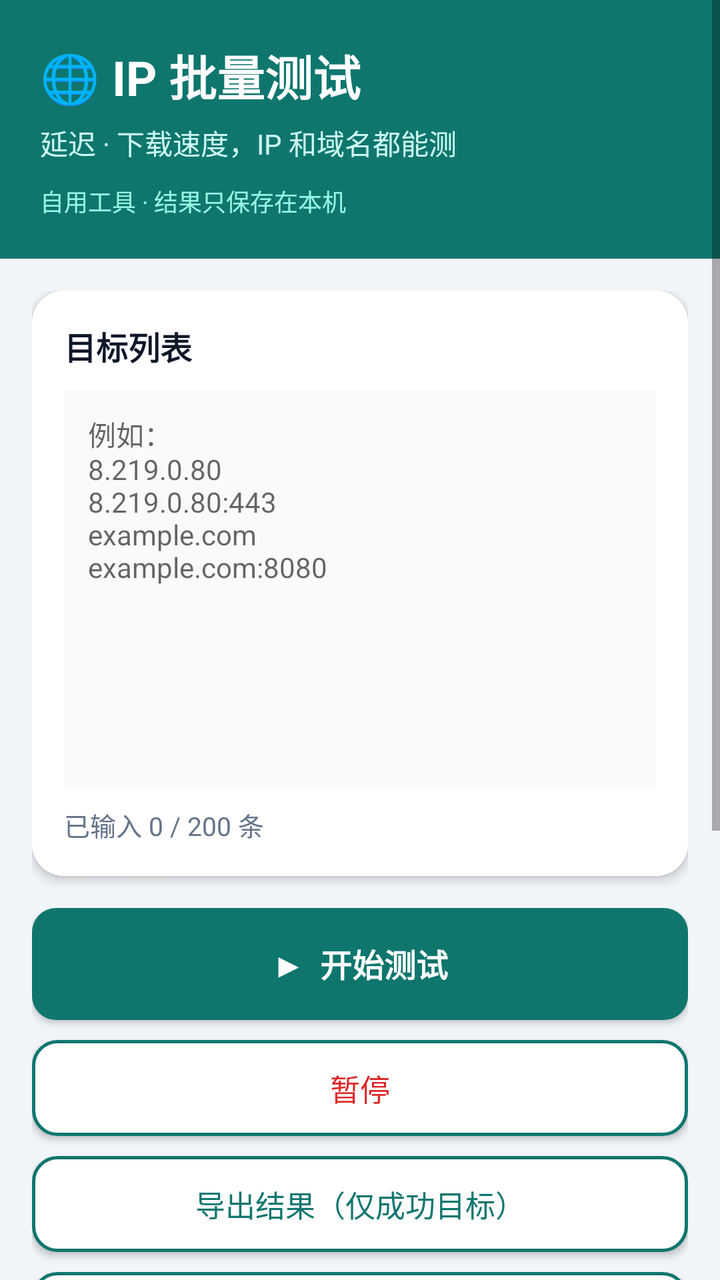
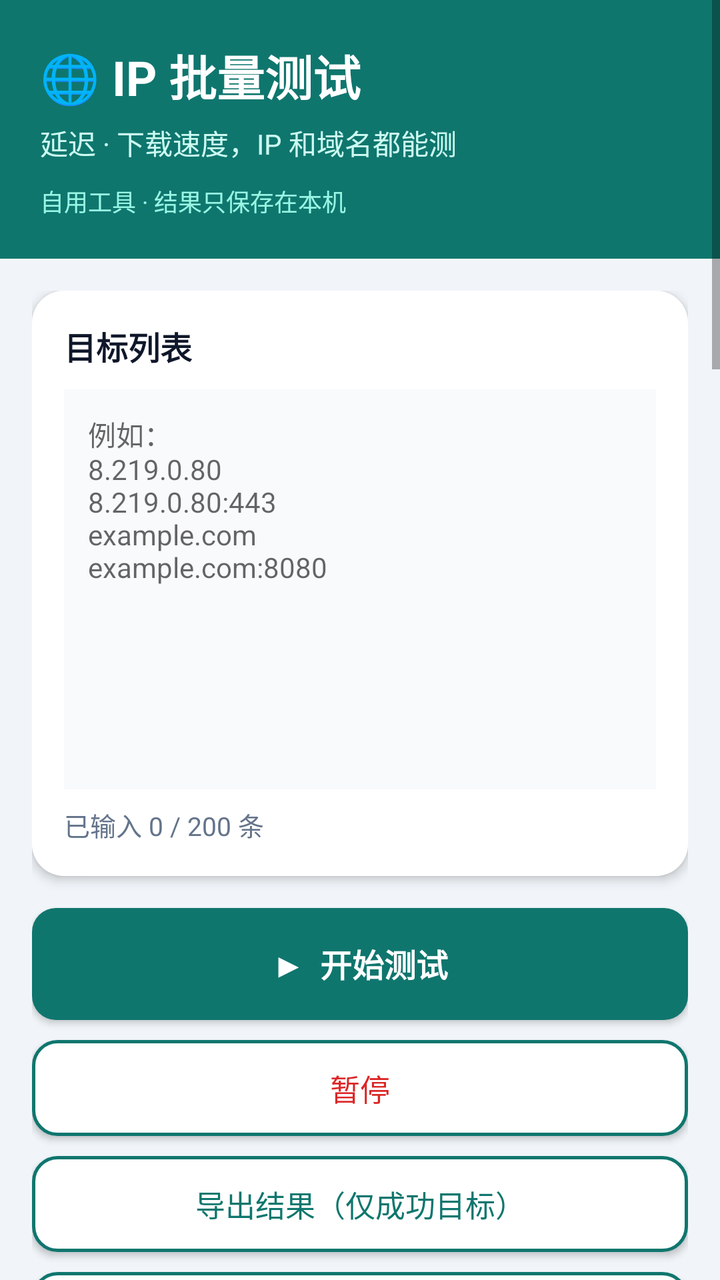

The first picture is an Android layout as it rendered before a commit; the second is the same layout after the commit. The layout source and the unified diff follow.
<!-- AndroidManifest.xml: application theme Theme.AppCompat.Light -->
<!-- res/layout/activity_main.xml -->
<?xml version="1.0" encoding="utf-8"?>
<ScrollView xmlns:android="http://schemas.android.com/apk/res/android"
    android:layout_width="match_parent" android:layout_height="match_parent"
    android:background="#F1F5F9" android:fillViewport="true">
    <LinearLayout android:layout_width="match_parent" android:layout_height="wrap_content" android:orientation="vertical">

        
        <LinearLayout android:layout_width="match_parent" android:layout_height="wrap_content"
            android:background="#0F766E" android:orientation="vertical" android:padding="20dp">
            <TextView android:layout_width="wrap_content" android:layout_height="wrap_content"
                android:text="🌐 IP 批量测试" android:textColor="#FFFFFF" android:textSize="24sp" android:textStyle="bold" />
            <TextView android:layout_width="wrap_content" android:layout_height="wrap_content"
                android:text="延迟 · 下载速度，IP 和域名都能测" android:textColor="#CCFBF1" android:textSize="14sp" android:layout_marginTop="6dp" />
            <TextView android:layout_width="wrap_content" android:layout_height="wrap_content"
                android:text="自用工具 · 结果只保存在本机" android:textColor="#99F6E4" android:textSize="12sp" android:layout_marginTop="10dp" />
        </LinearLayout>

        <LinearLayout android:layout_width="match_parent" android:layout_height="wrap_content"
            android:orientation="vertical" android:padding="16dp">

            
            <LinearLayout android:layout_width="match_parent" android:layout_height="wrap_content"
                android:background="@drawable/bg_card" android:elevation="3dp" android:orientation="vertical" android:padding="16dp">
                <TextView android:layout_width="wrap_content" android:layout_height="wrap_content"
                    android:text="目标列表" android:textSize="16sp" android:textStyle="bold" android:textColor="#0F172A" />
                <EditText android:id="@+id/input" android:layout_width="match_parent" android:layout_height="wrap_content"
                    android:minHeight="200dp" android:background="#F8FAFC" android:gravity="top" android:padding="12dp"
                    android:hint="例如：&#10;8.219.0.80&#10;8.219.0.80:443&#10;example.com&#10;example.com:8080"
                    android:inputType="textMultiLine" android:textSize="14sp" android:layout_marginTop="10dp"
                    android:scrollbars="none" android:overScrollMode="never" android:isScrollContainer="false" />
                <TextView android:id="@+id/count" android:layout_width="wrap_content" android:layout_height="wrap_content"
                    android:text="已输入 0 / 200 条" android:textColor="#64748B" android:textSize="13sp" android:layout_marginTop="8dp" />
            </LinearLayout>

            <Button android:id="@+id/btnTest" android:layout_width="match_parent" android:layout_height="56dp"
                android:background="@drawable/bg_button_primary" android:text="▶  开始测试" android:textColor="#FFFFFF"
                android:textSize="16sp" android:textStyle="bold" android:layout_marginTop="16dp" />
            <Button android:id="@+id/btnPause" android:layout_width="match_parent" android:layout_height="48dp"
                android:background="@drawable/bg_button_outline" android:text="暂停" android:textColor="#DC2626"
                android:textSize="15sp" android:layout_marginTop="10dp" />
            <Button android:id="@+id/btnExport" android:layout_width="match_parent" android:layout_height="48dp"
                android:background="@drawable/bg_button_outline" android:text="导出结果（仅成功目标）" android:textColor="#0F766E"
                android:textSize="15sp" android:layout_marginTop="10dp" />
            <Button android:id="@+id/btnClear" android:layout_width="match_parent" android:layout_height="48dp"
                android:background="@drawable/bg_button_outline" android:text="一键清空" android:textColor="#DC2626"
                android:textSize="15sp" android:layout_marginTop="10dp" />

            <TextView android:id="@+id/status" android:layout_width="match_parent" android:layout_height="wrap_content"
                android:background="@drawable/bg_status" android:padding="12dp" android:text="还没开始测试"
                android:textColor="#115E59" android:textSize="14sp" android:layout_marginTop="16dp" />

            
            <LinearLayout android:layout_width="match_parent" android:layout_height="wrap_content"
                android:background="@drawable/bg_card" android:elevation="3dp" android:orientation="vertical"
                android:padding="16dp" android:layout_marginTop="16dp">
                <TextView android:layout_width="wrap_content" android:layout_height="wrap_content"
                    android:text="📊 测试结果（Cloudflare 按地区分组 · 其他按延迟排序）" android:textSize="16sp" android:textStyle="bold" android:textColor="#0F172A" />
                <TextView android:id="@+id/output" android:layout_width="match_parent" android:layout_height="wrap_content"
                    android:text="结果会显示在这里" android:textColor="#334155" android:textSize="14sp"
                    android:lineSpacingExtra="4dp" android:textIsSelectable="true" android:layout_marginTop="10dp" />
            </LinearLayout>

            <TextView android:layout_width="wrap_content" android:layout_height="wrap_content"
                android:text="提示：每行一个 IP 或域名，可带端口（默认 443）。Cloudflare 的 IP 用域名握手测 trace 取延迟和地区，下载照常测；其他目标直接 TCP 测延迟，能连上就算成功，下载能测到就显示，测不到显示 --；结果分 Cloudflare、其他两块显示，只显示和导出成功的。"
                android:textColor="#94A3B8" android:textSize="12sp" android:layout_marginTop="14dp" />
        </LinearLayout>
    </LinearLayout>
</ScrollView>
<!-- resources referenced by this layout -->
<resources>
  <!-- drawable bg_button_outline (drawable) -->
  <?xml version="1.0" encoding="utf-8"?>
  <shape xmlns:android="http://schemas.android.com/apk/res/android" android:shape="rectangle">
      <solid android:color="#FFFFFF" />
      <stroke android:width="1.5dp" android:color="#0F766E" />
      <corners android:radius="12dp" />
  </shape>
  <!-- drawable bg_button_primary (drawable) -->
  <?xml version="1.0" encoding="utf-8"?>
  <shape xmlns:android="http://schemas.android.com/apk/res/android" android:shape="rectangle">
      <solid android:color="#0F766E" />
      <corners android:radius="12dp" />
  </shape>
  <!-- drawable bg_card (drawable) -->
  <?xml version="1.0" encoding="utf-8"?>
  <shape xmlns:android="http://schemas.android.com/apk/res/android" android:shape="rectangle">
      <solid android:color="#FFFFFF" />
      <corners android:radius="16dp" />
  </shape>
  <!-- drawable bg_status (drawable) -->
  <?xml version="1.0" encoding="utf-8"?>
  <shape xmlns:android="http://schemas.android.com/apk/res/android" android:shape="rectangle">
      <solid android:color="#CCFBF1" />
      <corners android:radius="10dp" />
  </shape>
</resources>

<!-- the commit's change to res/layout/activity_main.xml (unified diff, before → after) -->
@@ -63,6 +63,92 @@
             <TextView android:layout_width="wrap_content" android:layout_height="wrap_content"
                 android:text="提示：每行一个 IP 或域名，可带端口（默认 443）。Cloudflare 的 IP 用域名握手测 trace 取延迟和地区，下载照常测；其他目标直接 TCP 测延迟，能连上就算成功，下载能测到就显示，测不到显示 --；结果分 Cloudflare、其他两块显示，只显示和导出成功的。"
                 android:textColor="#94A3B8" android:textSize="12sp" android:layout_marginTop="14dp" />
+
+            
+            <LinearLayout android:layout_width="match_parent" android:layout_height="wrap_content"
+                android:background="@drawable/bg_card" android:elevation="3dp" android:orientation="vertical"
+                android:padding="16dp" android:layout_marginTop="16dp">
+                <TextView android:layout_width="wrap_content" android:layout_height="wrap_content"
+                    android:text="📡 优选订阅" android:textSize="16sp" android:textStyle="bold" android:textColor="#0F172A" />
+                <TextView android:layout_width="wrap_content" android:layout_height="wrap_content"
+                    android:text="把测好的优选 IP 变成一条固定不变的订阅链接，填进客户端一次，一直能用。模板、令牌、IP 列表只保存在本机，不会上传。"
+                    android:textColor="#64748B" android:textSize="13sp" android:layout_marginTop="6dp" />
+
+                <TextView android:layout_width="wrap_content" android:layout_height="wrap_content"
+                    android:text="节点模板" android:textSize="14sp" android:textStyle="bold" android:textColor="#0F172A" android:layout_marginTop="14dp" />
+                <EditText android:id="@+id/subTemplateInput" android:layout_width="match_parent" android:layout_height="wrap_content"
+                    android:minHeight="64dp" android:background="#F8FAFC" android:gravity="top" android:padding="12dp"
+                    android:hint="粘贴一条 vless:// 节点链接（VLESS WS+TLS）" android:inputType="textMultiLine"
+                    android:textSize="13sp" android:layout_marginTop="6dp" />
+                <Button android:id="@+id/btnSaveTemplate" android:layout_width="match_parent" android:layout_height="48dp"
+                    android:background="@drawable/bg_button_outline" android:text="保存模板" android:textColor="#0F766E"
+                    android:textSize="15sp" android:layout_marginTop="8dp" />
+                <TextView android:id="@+id/subTemplateStatus" android:layout_width="wrap_content" android:layout_height="wrap_content"
+                    android:text="还没保存模板" android:textColor="#64748B" android:textSize="13sp" android:layout_marginTop="6dp" />
+
+                <TextView android:layout_width="wrap_content" android:layout_height="wrap_content"
+                    android:text="GitHub 令牌" android:textSize="14sp" android:textStyle="bold" android:textColor="#0F172A" android:layout_marginTop="14dp" />
+                <EditText android:id="@+id/subTokenInput" android:layout_width="match_parent" android:layout_height="wrap_content"
+                    android:minHeight="48dp" android:background="#F8FAFC" android:padding="12dp"
+                    android:hint="粘贴 GitHub Personal Access Token" android:inputType="text"
+                    android:textSize="13sp" android:layout_marginTop="6dp" />
+                <Button android:id="@+id/btnSaveToken" android:layout_width="match_parent" android:layout_height="48dp"
+                    android:background="@drawable/bg_button_outline" android:text="保存令牌" android:textColor="#0F766E"
+                    android:textSize="15sp" android:layout_marginTop="8dp" />
+                <TextView android:layout_width="wrap_content" android:layout_height="wrap_content"
+                    android:text="令牌获取：GitHub → Settings → Developer settings → Personal access tokens (classic) → 新建，只勾 gist 权限。令牌只存本机。"
+                    android:textColor="#94A3B8" android:textSize="12sp" android:layout_marginTop="6dp" />
+
+                <TextView android:layout_width="wrap_content" android:layout_height="wrap_content"
+                    android:text="从测试结果加入" android:textSize="14sp" android:textStyle="bold" android:textColor="#0F172A" android:layout_marginTop="14dp" />
+                <LinearLayout android:id="@+id/subAddList" android:layout_width="match_parent" android:layout_height="wrap_content"
+                    android:orientation="vertical" android:layout_marginTop="6dp" />
+                <Button android:id="@+id/btnAddAllResults" android:layout_width="match_parent" android:layout_height="48dp"
+                    android:background="@drawable/bg_button_outline" android:text="把本次成功结果全部加入订阅" android:textColor="#0F766E"
+                    android:textSize="15sp" android:layout_marginTop="8dp" />
+
+                <TextView android:layout_width="wrap_content" android:layout_height="wrap_content"
+                    android:text="手动加入优选 IP" android:textSize="14sp" android:textStyle="bold" android:textColor="#0F172A" android:layout_marginTop="14dp" />
+                <EditText android:id="@+id/subManualInput" android:layout_width="match_parent" android:layout_height="wrap_content"
+                    android:minHeight="80dp" android:background="#F8FAFC" android:gravity="top" android:padding="12dp"
+                    android:hint="每行一个 IP 或 IP:端口" android:inputType="textMultiLine"
+                    android:textSize="13sp" android:layout_marginTop="6dp" />
+                <Button android:id="@+id/btnAddManual" android:layout_width="match_parent" android:layout_height="48dp"
+                    android:background="@drawable/bg_button_outline" android:text="加入订阅列表" android:textColor="#0F766E"
+                    android:textSize="15sp" android:layout_marginTop="8dp" />
+
+                <TextView android:layout_width="wrap_content" android:layout_height="wrap_content"
+                    android:text="订阅里的优选 IP" android:textSize="14sp" android:textStyle="bold" android:textColor="#0F172A" android:layout_marginTop="14dp" />
+                <TextView android:id="@+id/subIpCount" android:layout_width="wrap_content" android:layout_height="wrap_content"
+                    android:text="共 0 个" android:textColor="#64748B" android:textSize="13sp" android:layout_marginTop="4dp" />
+                <LinearLayout android:id="@+id/subIpList" android:layout_width="match_parent" android:layout_height="wrap_content"
+                    android:orientation="vertical" android:layout_marginTop="6dp" />
+
+                <Button android:id="@+id/btnUpdateSub" android:layout_width="match_parent" android:layout_height="56dp"
+                    android:background="@drawable/bg_button_primary" android:text="🔄 更新订阅" android:textColor="#FFFFFF"
+                    android:textSize="16sp" android:textStyle="bold" android:layout_marginTop="16dp" />
+                <TextView android:id="@+id/subStatus" android:layout_width="match_parent" android:layout_height="wrap_content"
+                    android:background="@drawable/bg_status" android:padding="12dp" android:text="还没更新过订阅"
+                    android:textColor="#115E59" android:textSize="14sp" android:layout_marginTop="10dp" />
+
+                <TextView android:layout_width="wrap_content" android:layout_height="wrap_content"
+                    android:text="固定订阅链接（永不换，只换里面的节点）" android:textSize="14sp" android:textStyle="bold" android:textColor="#0F172A" android:layout_marginTop="14dp" />
+                <TextView android:id="@+id/subClashLink" android:layout_width="match_parent" android:layout_height="wrap_content"
+                    android:text="还没创建订阅（Clash）"
+                    android:textColor="#0F766E" android:textSize="13sp" android:textIsSelectable="true" android:layout_marginTop="6dp" />
+                <Button android:id="@+id/btnCopyClash" android:layout_width="match_parent" android:layout_height="48dp"
+                    android:background="@drawable/bg_button_outline" android:text="复制 Clash 订阅链接" android:textColor="#0F766E"
+                    android:textSize="15sp" android:layout_marginTop="8dp" />
+                <TextView android:id="@+id/subSingboxLink" android:layout_width="match_parent" android:layout_height="wrap_content"
+                    android:text="还没创建订阅（sing-box）"
+                    android:textColor="#0F766E" android:textSize="13sp" android:textIsSelectable="true" android:layout_marginTop="10dp" />
+                <Button android:id="@+id/btnCopySingbox" android:layout_width="match_parent" android:layout_height="48dp"
+                    android:background="@drawable/bg_button_outline" android:text="复制 sing-box 订阅链接" android:textColor="#0F766E"
+                    android:textSize="15sp" android:layout_marginTop="8dp" />
+                <TextView android:layout_width="wrap_content" android:layout_height="wrap_content"
+                    android:text="节点端口、SNI 等全部取自模板，只换服务器地址；SNI 保持模板域名不变。"
+                    android:textColor="#94A3B8" android:textSize="12sp" android:layout_marginTop="10dp" />
+            </LinearLayout>
         </LinearLayout>
     </LinearLayout>
 </ScrollView>
